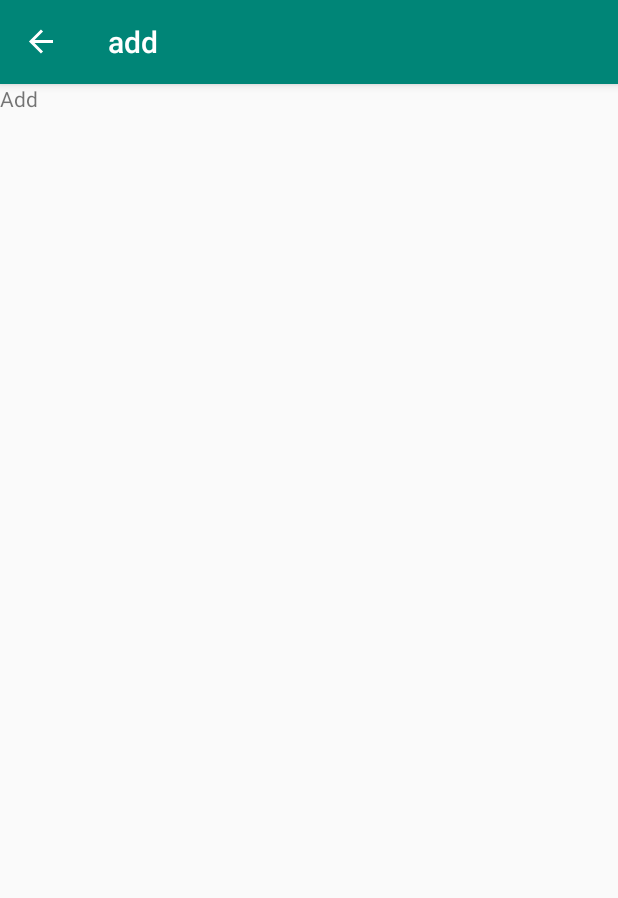
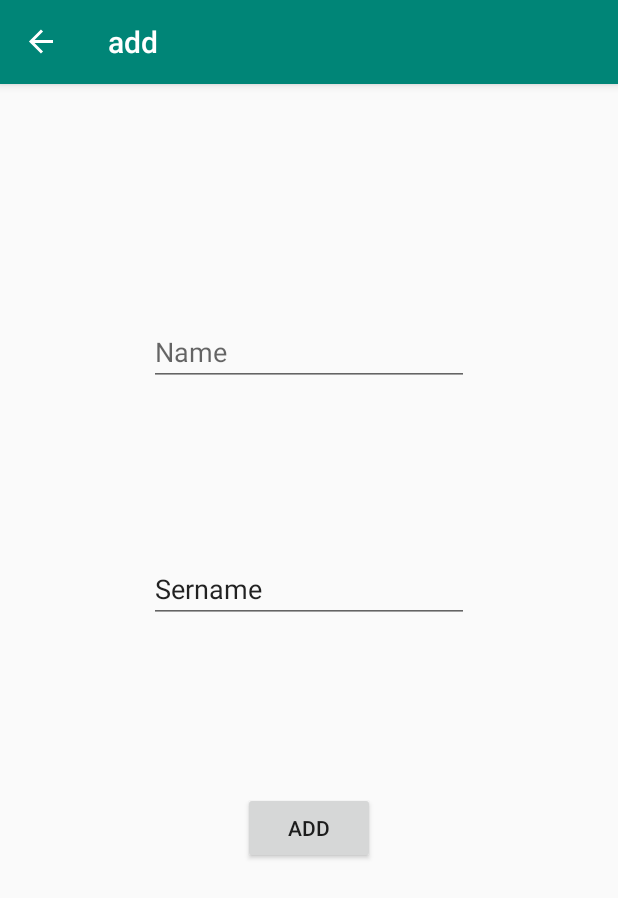
Before and after one commit to tee29909/finalPhon2, an Android app: the add screen opened through its navigation route, on a phone screen of 412 x 824 dp. Shown: the top 898 px of the screen. Run offline under Robolectric (Android 15) with nearby library versions, the phone set to English and light mode, and no system bars; our stand-ins replace Timber, data binding, navigation-ui; 2 statements that could not run were skipped.

Commit message:
error 12

```diff
--- a/app/src/main/java/buu/informatics/s59160102/luckyperson/add.kt
+++ b/app/src/main/java/buu/informatics/s59160102/luckyperson/add.kt
@@ -6,6 +6,9 @@ import androidx.fragment.app.Fragment
 import android.view.LayoutInflater
 import android.view.View
 import android.view.ViewGroup
+import androidx.databinding.DataBindingUtil
+import buu.informatics.s59160102.luckyperson.databinding.FragmentAddBinding
+import buu.informatics.s59160102.luckyperson.databinding.FragmentEditBinding
 
 /**
  * A simple [Fragment] subclass.
@@ -17,7 +20,12 @@ class add : Fragment() {
         savedInstanceState: Bundle?
     ): View? {
         // Inflate the layout for this fragment
-        return inflater.inflate(R.layout.fragment_add, container, false)
+        val binding: FragmentAddBinding = DataBindingUtil.inflate(
+            inflater, R.layout.fragment_add, container, false)
+
+
+        setHasOptionsMenu(true)
+        return binding.root
     }
 
 
--- a/app/src/main/java/buu/informatics/s59160102/luckyperson/edit.kt
+++ b/app/src/main/java/buu/informatics/s59160102/luckyperson/edit.kt
@@ -10,6 +10,7 @@ import androidx.databinding.DataBindingUtil
 import androidx.lifecycle.ViewModel
 import androidx.lifecycle.ViewModelProvider
 import androidx.lifecycle.ViewModelProviders
+import androidx.navigation.findNavController
 import buu.informatics.s59160102.luckyperson.databinding.FragmentEditBinding
 import buu.informatics.s59160102.luckyperson.databinding.FragmentRandomBinding
 
@@ -27,6 +28,8 @@ class edit : Fragment() {
         val binding: FragmentEditBinding= DataBindingUtil.inflate(
             inflater, R.layout.fragment_edit, container, false)
         viewModel = ViewModelProviders.of(this).get(ViewModelEdit ::class.java)
+        binding.Add.setOnClickListener { view -> view.findNavController().navigate(editDirections.actionEdit2ToAdd2()) }
+
 
 
         setHasOptionsMenu(true)
--- a/app/src/main/java/buu/informatics/s59160102/luckyperson/home.kt
+++ b/app/src/main/java/buu/informatics/s59160102/luckyperson/home.kt
@@ -28,6 +28,8 @@ class home : Fragment() {
         binding.buttonRandom.setOnClickListener { view -> view.findNavController().navigate(homeDirections.actionHome2ToRandom2(numRandom.text.toString().toInt())) }
         binding.Edit.setOnClickListener { view -> view.findNavController().navigate(homeDirections.actionHomeToEdit2()) }
 
+
+
         setHasOptionsMenu(true)
         return binding.root
 
--- a/app/src/main/res/layout/fragment_add.xml
+++ b/app/src/main/res/layout/fragment_add.xml
@@ -10,16 +10,43 @@
         tools:context=".add">
 
         <!-- TODO: Update blank fragment layout -->
-        <TextView
-            android:id="@+id/textView2"
-            android:layout_width="0dp"
-            android:layout_height="0dp"
-            android:text="Add"
+
+
+        <EditText
+            android:id="@+id/inputName"
+            android:layout_width="wrap_content"
+            android:layout_height="wrap_content"
+            android:layout_marginTop="156dp"
+            android:ems="10"
+            android:inputType="textPersonName"
+            android:hint="@string/Name"
+            app:layout_constraintEnd_toEndOf="parent"
+            app:layout_constraintStart_toStartOf="parent"
+            app:layout_constraintTop_toTopOf="parent"
+            android:text="@{ViewModeAdd.nameTextVisible?null:ViewModel.name}"
+            />
+
+        <EditText
+            android:id="@+id/InputSername"
+            android:layout_width="wrap_content"
+            android:layout_height="wrap_content"
+            android:ems="10"
+            android:inputType="textPersonName"
+            android:text="@string/Sername"
+            app:layout_constraintBottom_toTopOf="@+id/Add"
+            app:layout_constraintEnd_toEndOf="parent"
+            app:layout_constraintStart_toStartOf="parent"
+            app:layout_constraintTop_toBottomOf="@+id/inputName" />
+
+        <Button
+            android:id="@+id/Add"
+            android:layout_width="wrap_content"
+            android:layout_height="wrap_content"
+            android:layout_marginBottom="248dp"
+            android:text="@string/Add"
             app:layout_constraintBottom_toBottomOf="parent"
             app:layout_constraintEnd_toEndOf="parent"
-            app:layout_constraintStart_toStartOf="parent"
-            app:layout_constraintTop_toTopOf="parent" />
-
+            app:layout_constraintStart_toStartOf="parent" />
     </androidx.constraintlayout.widget.ConstraintLayout>
 
 </layout>
--- a/app/src/main/res/values/strings.xml
+++ b/app/src/main/res/values/strings.xml
@@ -6,5 +6,8 @@
     <string name="about">about</string>
     <string name="share_success_text">about</string>
     <string name="share">Share</string>
+    <string name="Add" >Add</string>
+    <string name="Sername" >Sername</string>
+    <string name="Name" >Name</string>
 
 </resources>
--- a/build.gradle
+++ b/build.gradle
@@ -4,7 +4,9 @@ buildscript {
     ext {
         kotlin_version = '1.3.11'
         archLifecycleVersion = '1.1.1'
-        gradleVersion = '3.3.1'
+        gradleVersion = '3.5.2'
+        room_version = '2.0.0'
+        coroutine_version = '1.0.0'
         supportlibVersion = '1.0.0-rc03'
         dataBindingCompilerVersion = gradleVersion // Always need to be the same.
         navigationVersion = '1.0.0-rc02'
```
Also changed, not shown: app/build.gradle (+6 -1 lines), app/src/main/java/buu/informatics/s59160102/luckyperson/Database/ListName.kt (added, +15 -0 lines), app/src/main/java/buu/informatics/s59160102/luckyperson/Database/editDao.kt (added, +29 -0 lines), app/src/main/java/buu/informatics/s59160102/luckyperson/Database/editDatabase.kt (added, +32 -0 lines), app/src/main/java/buu/informatics/s59160102/luckyperson/ViewModelAdd.kt (added, +99 -0 lines), app/src/main/java/buu/informatics/s59160102/luckyperson/ViewModelAddFactory.kt (added, +19 -0 lines), app/src/main/java/buu/informatics/s59160102/luckyperson/ViewModelEdit.kt (+17 -1 lines), app/src/main/java/buu/informatics/s59160102/luckyperson/ViewModelEditFactory.kt (added, +19 -0 lines), app/src/main/res/layout/fragment_edit.xml (+11 -6 lines), 1 other file.
